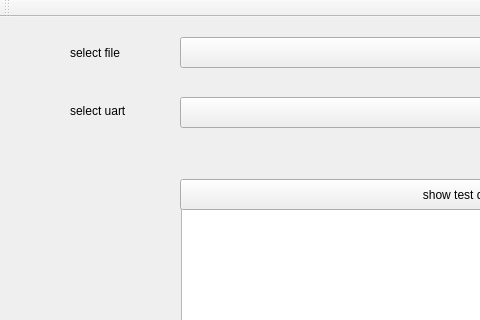
Above: QT_demo/mainwindow.ui from AdamPioneer/QT-code before the change; both pictures show x 0 to 480 and y 0 to 320 of the 1024 by 600 pixel window. Below: the same form after it.
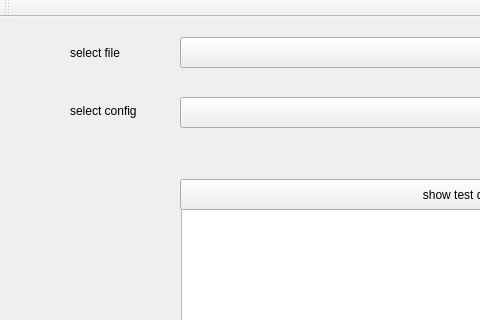
That is the form after the change.

Patch:
```diff
--- a/QT_demo/mainwindow.ui
+++ b/QT_demo/mainwindow.ui
@@ -96,7 +96,7 @@
      </rect>
     </property>
     <property name="text">
-     <string>select uart</string>
+     <string>select config</string>
     </property>
    </widget>
    <widget class="QTextBrowser" name="testDetailInfo">
```
Left out of the diff: 9 changed lines with no effect on the pictures.
